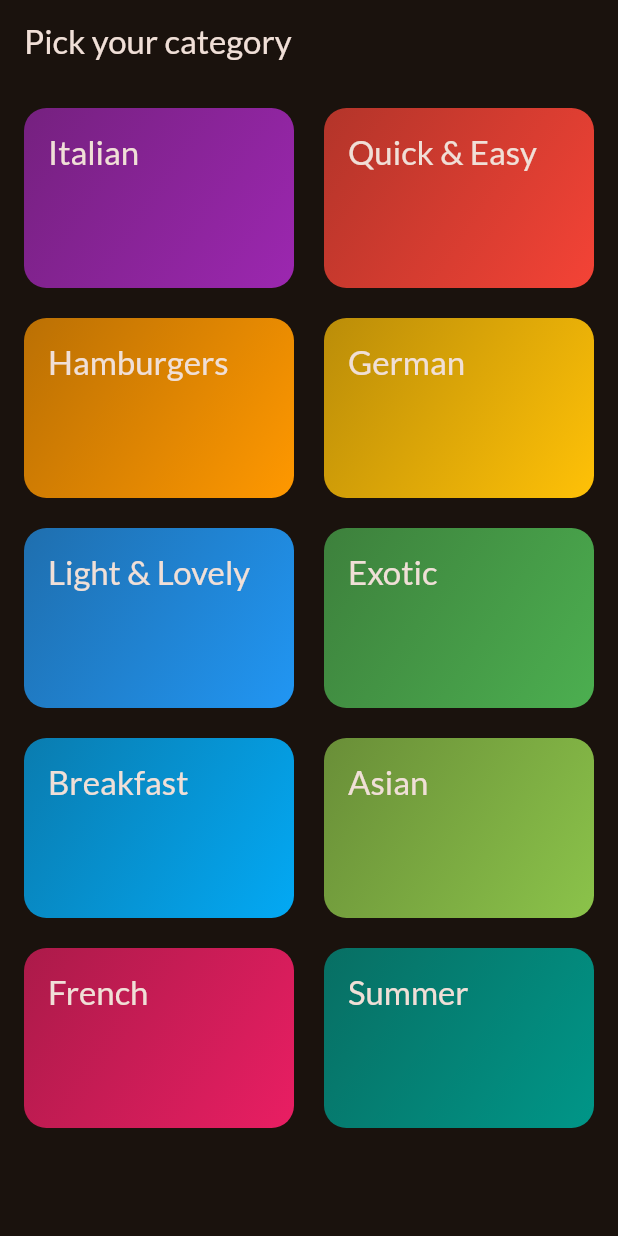
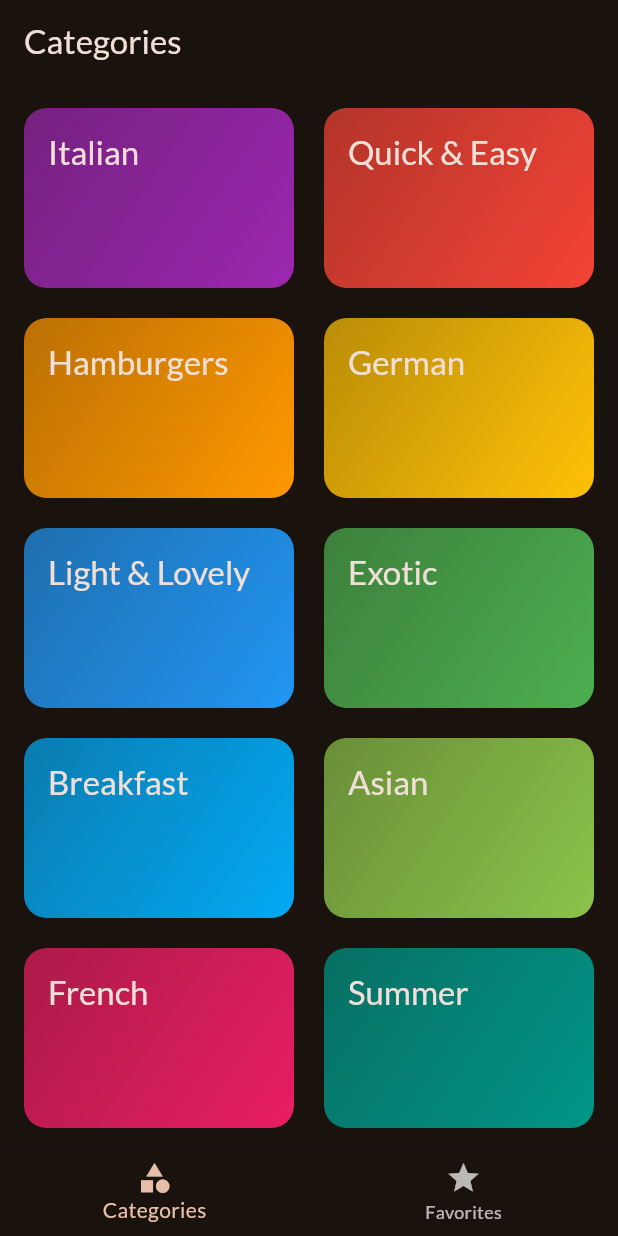
Before and after one commit to AlexTritecky/meals_app, a Flutter app: the screen it shows after launch, on a phone screen of 412 x 824 dp. Run offline on Flutter 3.47's test engine with Material 2 defaults, Android fonts, the phone set to English and light mode, and no system bars; our stand-ins replace google_fonts, transparent_image.

Commit message:
Add state for davorites and detailed meal screen

```diff
--- a/client/lib/main.dart
+++ b/client/lib/main.dart
@@ -1,4 +1,4 @@
-import 'package:client/screens/categories.dart';
+import 'package:client/screens/tabs.dart';
 import 'package:flutter/material.dart';
 import 'package:google_fonts/google_fonts.dart';
 
@@ -22,7 +22,7 @@ class App extends StatelessWidget {
     return MaterialApp(
       title: 'Meals App',
       theme: theme,
-      home: const CategoriesScreen(),
+      home: const TabsScreen(),
     );
   }
 }
--- a/client/lib/screens/categories.dart
+++ b/client/lib/screens/categories.dart
@@ -4,8 +4,12 @@ import 'package:client/screens/meals.dart';
 import 'package:client/widgets/category_grid_item.dart';
 import 'package:flutter/material.dart';
 
+import '../models/meal.dart';
+
 class CategoriesScreen extends StatelessWidget {
-  const CategoriesScreen({Key? key}) : super(key: key);
+  const CategoriesScreen({Key? key, required this.onToggleFavorite}) : super(key: key);
+
+  final void Function(Meal meal) onToggleFavorite;
 
   void _selectedCategory(BuildContext context, Category category) {
     final filteredMeals = dummyMeals.where((meal) {
@@ -17,6 +21,7 @@ class CategoriesScreen extends StatelessWidget {
         builder: (context) => MealsScreen(
           title: '${category.title} meals',
           meals: filteredMeals,
+          onToggleFavorite: onToggleFavorite,
         ),
       ),
     );
@@ -24,11 +29,7 @@ class CategoriesScreen extends StatelessWidget {
 
   @override
   Widget build(BuildContext context) {
-    return Scaffold(
-        appBar: AppBar(
-          title: const Text('Pick your category'),
-        ),
-        body: GridView(
+    return GridView(
       padding: const EdgeInsets.all(16),
       gridDelegate: const SliverGridDelegateWithFixedCrossAxisCount(
         crossAxisCount: 2,
@@ -44,6 +45,6 @@ class CategoriesScreen extends StatelessWidget {
                 _selectedCategory(context, category);
               }),
       ],
-        ));
+    );
   }
 }
--- /dev/null
+++ b/client/lib/screens/tabs.dart
@@ -0,0 +1,81 @@
+import 'package:client/models/meal.dart';
+import 'package:client/screens/categories.dart';
+import 'package:client/screens/meals.dart';
+import 'package:flutter/material.dart';
+
+class TabsScreen extends StatefulWidget {
+  const TabsScreen({super.key});
+
+  @override
+  State<TabsScreen> createState() => _TabsScreenState();
+}
+
+class _TabsScreenState extends State<TabsScreen> {
+  int _selectedPageIndex = 0;
+
+  final List<Meal> _favoriteMeals = [];
+
+  void _showInfoMessage (String message) {
+    ScaffoldMessenger.of(context).clearSnackBars();
+    ScaffoldMessenger.of(context).showSnackBar(
+      SnackBar(
+        content: Text(message),
+        duration: const Duration(seconds: 2),
+      ),
+    );
+  }
+
+  void _toggleMealFavoriteStatus(Meal meal) {
+    setState(() {
+      if (_favoriteMeals.contains(meal)) {
+        _favoriteMeals.remove(meal);
+        _showInfoMessage('Meal removed from favorites');
+      } else {
+        _favoriteMeals.add(meal);
+        _showInfoMessage('Meal added to favorites');
+      }
+    });
+  }
+
+  void _selectPage(int index) {
+    setState(() {
+      _selectedPageIndex = index;
+    });
+  }
+
+  @override
+  Widget build(BuildContext context) {
+    Widget activePage = CategoriesScreen(
+      onToggleFavorite: _toggleMealFavoriteStatus,
+    );
+    var activePageTitle = "Categories";
+
+    if (_selectedPageIndex == 1) {
+      activePage = MealsScreen(
+        meals: _favoriteMeals,
+        onToggleFavorite: _toggleMealFavoriteStatus,
+      );
+      activePageTitle = "Favorites";
+    }
+
+    return Scaffold(
+        appBar: AppBar(
+          title: Text(activePageTitle),
+        ),
+        body: activePage,
+        bottomNavigationBar: BottomNavigationBar(
+          onTap: _selectPage,
+          currentIndex: _selectedPageIndex,
+          items: const [
+            BottomNavigationBarItem(
+              icon: Icon(Icons.category),
+              label: 'Categories',
+            ),
+            BottomNavigationBarItem(
+              icon: Icon(Icons.star),
+              label: 'Favorites',
+            ),
+          ],
+        ));
+  }
+}
```
Also changed, not shown: client/lib/screens/meal_details.dart (added, +103 -0 lines), client/lib/screens/meals.dart (+32 -12 lines), client/lib/widgets/meal_item.dart (+35 -5 lines), client/lib/widgets/meal_item_trait.dart (added, +22 -0 lines). Lines whose indentation alone changed are shown as unchanged.
